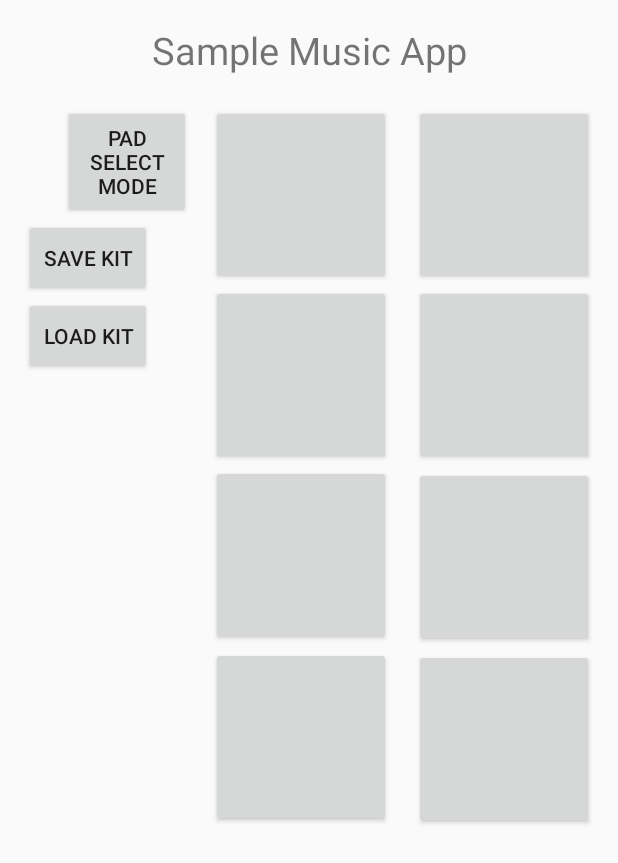
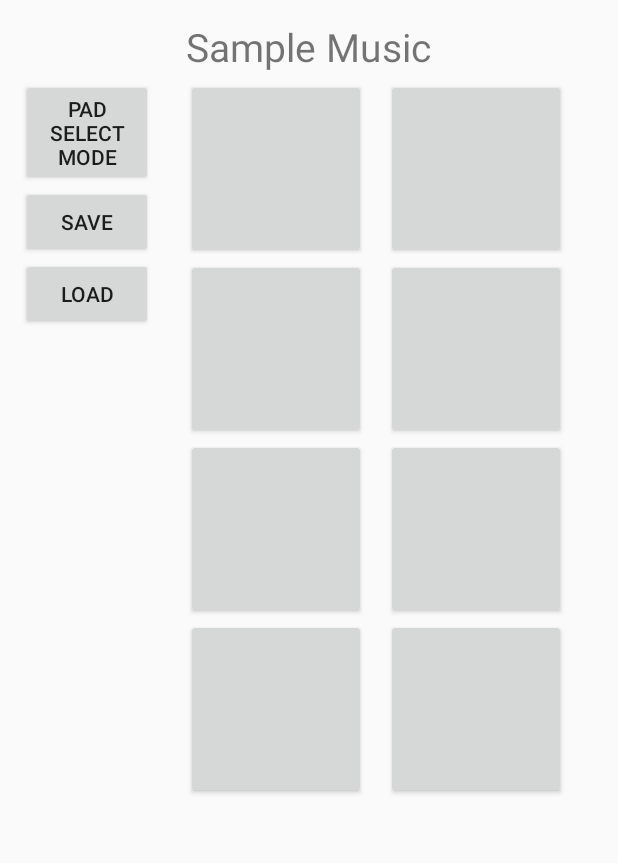
Before and after one commit to ltplace/SampleMusicApp, an Android app: the screen it shows after launch (MainActivity), on a phone screen of 412 x 824 dp. Shown: the top 863 px of the screen. Run offline under Robolectric (Android 15) with nearby library versions, the phone set to English and light mode, and no system bars.

Commit message:
Relative layout, instead of constraint layout.

```diff
--- a/app/src/main/res/layout/activity_main.xml
+++ b/app/src/main/res/layout/activity_main.xml
@@ -1,142 +1,112 @@
 <?xml version="1.0" encoding="utf-8"?>
-<android.support.constraint.ConstraintLayout xmlns:android="http://schemas.android.com/apk/res/android"
+<android.widget.RelativeLayout xmlns:android="http://schemas.android.com/apk/res/android"
     xmlns:app="http://schemas.android.com/apk/res-auto"
     xmlns:tools="http://schemas.android.com/tools"
     android:layout_width="match_parent"
     android:layout_height="match_parent"
     tools:context="edu.cmich.place1l.samplemusic.MainActivity">
 
+
     <Button
-        android:id="@+id/soundButton_01"
+        android:id="@+id/buttonSoundVert_01"
         android:layout_width="120dp"
         android:layout_height="120dp"
-        app:layout_constraintRight_toLeftOf="@+id/soundButton_02"
-        android:layout_marginRight="8dp"
-        android:layout_marginLeft="8dp"
-        app:layout_constraintLeft_toLeftOf="parent"
-        app:layout_constraintTop_toTopOf="parent"
-        android:layout_marginTop="70dp"
-        app:layout_constraintHorizontal_bias="0.946" />
+        android:text=""
+        android:layout_alignTop="@+id/textView"
+        android:layout_alignStart="@+id/textView"
+        android:layout_marginTop="39dp" />
 
     <Button
-        android:id="@+id/soundButton_02"
+        android:id="@+id/buttonSoundVert_02"
         android:layout_width="120dp"
         android:layout_height="120dp"
-        android:layout_marginRight="16dp"
-        app:layout_constraintRight_toRightOf="parent"
-        app:layout_constraintTop_toTopOf="parent"
-        android:layout_marginTop="70dp" />
+        android:layout_alignTop="@+id/buttonSoundVert_01"
+        android:layout_marginStart="13dp"
+        android:layout_toEndOf="@+id/buttonSoundVert_01"
+        android:text="" />
 
     <Button
-        android:id="@+id/soundButton_03"
+        android:id="@+id/buttonSoundVert_03"
         android:layout_width="120dp"
         android:layout_height="120dp"
-        app:layout_constraintRight_toLeftOf="@+id/soundButton_04"
-        android:layout_marginRight="8dp"
-        android:layout_marginLeft="8dp"
-        app:layout_constraintLeft_toLeftOf="parent"
-        app:layout_constraintHorizontal_bias="0.946"
-        android:layout_marginTop="0dp"
-        app:layout_constraintTop_toBottomOf="@+id/soundButton_01" />
+        android:layout_alignStart="@+id/buttonSoundVert_01"
+        android:layout_below="@+id/buttonSoundVert_01"
+        android:text="" />
 
     <Button
-        android:id="@+id/soundButton_04"
+        android:id="@+id/buttonSoundVert_04"
         android:layout_width="120dp"
         android:layout_height="120dp"
-        android:layout_marginRight="16dp"
-        app:layout_constraintRight_toRightOf="parent"
-        android:layout_marginTop="0dp"
-        app:layout_constraintTop_toBottomOf="@+id/soundButton_02" />
+        android:layout_alignStart="@+id/buttonSoundVert_02"
+        android:layout_below="@+id/buttonSoundVert_02"
+        android:text="" />
 
     <Button
-        android:id="@+id/soundButton_05"
+        android:id="@+id/buttonSoundVert_05"
         android:layout_width="120dp"
         android:layout_height="120dp"
-        app:layout_constraintRight_toLeftOf="@+id/soundButton_06"
-        android:layout_marginRight="8dp"
-        android:layout_marginLeft="8dp"
-        app:layout_constraintLeft_toLeftOf="parent"
-        android:layout_marginTop="0dp"
-        app:layout_constraintTop_toBottomOf="@+id/soundButton_03"
-        app:layout_constraintHorizontal_bias="0.946" />
+        android:layout_alignStart="@+id/buttonSoundVert_03"
+        android:layout_below="@+id/buttonSoundVert_03"
+        android:text="" />
 
     <Button
-        android:id="@+id/soundButton_06"
+        android:id="@+id/buttonSoundVert_06"
         android:layout_width="120dp"
         android:layout_height="120dp"
-        android:layout_marginRight="16dp"
-        app:layout_constraintRight_toRightOf="parent"
-        android:layout_marginTop="1dp"
-        app:layout_constraintTop_toBottomOf="@+id/soundButton_04" />
+        android:layout_alignStart="@+id/buttonSoundVert_04"
+        android:layout_below="@+id/buttonSoundVert_04"
+        android:text="" />
 
     <Button
-        android:id="@+id/soundButton_07"
+        android:id="@+id/buttonSoundVert_07"
         android:layout_width="120dp"
         android:layout_height="120dp"
-        app:layout_constraintRight_toLeftOf="@+id/soundButton_08"
-        android:layout_marginRight="8dp"
-        android:layout_marginLeft="8dp"
-        app:layout_constraintLeft_toLeftOf="parent"
-        android:layout_marginTop="1dp"
-        app:layout_constraintTop_toBottomOf="@+id/soundButton_05"
-        app:layout_constraintHorizontal_bias="0.946" />
+        android:layout_alignStart="@+id/buttonSoundVert_05"
+        android:layout_below="@+id/buttonSoundVert_05"
+        android:text="" />
 
     <Button
-        android:id="@+id/soundButton_08"
+        android:id="@+id/buttonSoundVert_08"
         android:layout_width="120dp"
         android:layout_height="120dp"
-        android:layout_marginRight="16dp"
-        app:layout_constraintRight_toRightOf="parent"
-        android:layout_marginTop="1dp"
-        app:layout_constraintTop_toBottomOf="@+id/soundButton_06" />
-
-    <Button
-        android:id="@+id/padSelectButton"
-        android:layout_width="85dp"
-        android:layout_height="76dp"
-        android:text="Pad Select Mode"
-        app:layout_constraintRight_toLeftOf="@+id/soundButton_01"
-        android:layout_marginRight="13dp"
-        app:layout_constraintTop_toTopOf="parent"
-        android:layout_marginTop="70dp" />
-
-    <Button
-        android:id="@+id/saveButton"
-        android:layout_width="85dp"
-        android:layout_height="52dp"
-        android:text="Save Kit"
-        android:layout_marginLeft="16dp"
-        app:layout_constraintLeft_toLeftOf="parent"
-        android:layout_marginTop="0dp"
-        app:layout_constraintTop_toBottomOf="@+id/padSelectButton"
-        app:layout_constraintRight_toLeftOf="@+id/soundButton_01"
-        android:layout_marginRight="8dp"
-        app:layout_constraintHorizontal_bias="0.0" />
-
-    <Button
-        android:id="@+id/loadButton"
-        android:layout_width="85dp"
-        android:layout_height="52dp"
-        android:text="Load Kit"
-        android:layout_marginLeft="16dp"
-        app:layout_constraintLeft_toLeftOf="parent"
-        android:layout_marginTop="0dp"
-        app:layout_constraintTop_toBottomOf="@+id/saveButton"
-        app:layout_constraintRight_toLeftOf="@+id/soundButton_03"
-        android:layout_marginRight="8dp"
-        app:layout_constraintHorizontal_bias="0.0" />
+        android:layout_alignStart="@+id/buttonSoundVert_06"
+        android:layout_below="@+id/buttonSoundVert_06"
+        android:text="" />
 
     <TextView
         android:id="@+id/textView"
         android:layout_width="wrap_content"
         android:layout_height="wrap_content"
-        android:text="Sample Music App"
-        android:textSize="25sp"
-        app:layout_constraintTop_toTopOf="parent"
-        android:layout_marginTop="16dp"
-        android:layout_marginLeft="8dp"
-        app:layout_constraintLeft_toLeftOf="parent"
-        android:layout_marginRight="8dp"
-        app:layout_constraintRight_toRightOf="parent"
-        app:layout_constraintHorizontal_bias="0.503" />
-</android.support.constraint.ConstraintLayout>
+        android:text="Sample Music"
+        android:textSize="26sp"
+        android:layout_alignParentTop="true"
+        android:layout_centerHorizontal="true"
+        android:layout_marginTop="13dp" />
+
+    <Button
+        android:id="@+id/padSelectMode_btn"
+        android:layout_width="wrap_content"
+        android:layout_height="wrap_content"
+        android:text="Pad SElect Mode"
+        android:layout_alignTop="@+id/buttonSoundVert_01"
+        android:layout_alignEnd="@+id/save_btn"
+        android:layout_alignStart="@+id/save_btn" />
+
+    <Button
+        android:id="@+id/save_btn"
+        android:layout_width="wrap_content"
+        android:layout_height="wrap_content"
+        android:layout_alignParentStart="true"
+        android:layout_below="@+id/padSelectMode_btn"
+        android:layout_marginStart="14dp"
+        android:text="Save" />
+
+    <Button
+        android:id="@+id/load_btn"
+        android:layout_width="wrap_content"
+        android:layout_height="wrap_content"
+        android:layout_alignStart="@+id/save_btn"
+        android:layout_below="@+id/save_btn"
+        android:text="Load" />
+
+</android.widget.RelativeLayout>
--- /dev/null
+++ b/app/src/main/res/layout/activity_main_hor.xml
@@ -0,0 +1,5 @@
+<?xml version="1.0" encoding="utf-8"?>
+<RelativeLayout xmlns:android="http://schemas.android.com/apk/res/android"
+    android:layout_width="match_parent" android:layout_height="match_parent">
+
+</RelativeLayout>
--- a/app/src/main/res/layout/activity_main_horizontal.xml
+++ /dev/null
@@ -1,11 +0,0 @@
-<?xml version="1.0" encoding="utf-8"?>
-<LinearLayout xmlns:android="http://schemas.android.com/apk/res/android"
-    android:orientation="vertical" android:layout_width="match_parent"
-    android:layout_height="match_parent">
-
-    <Button
-        android:id="@+id/soundButtonHor_01"
-        android:layout_width="120dp"
-        android:layout_height="120dp"
-        android:text="" />
-</LinearLayout>
```
